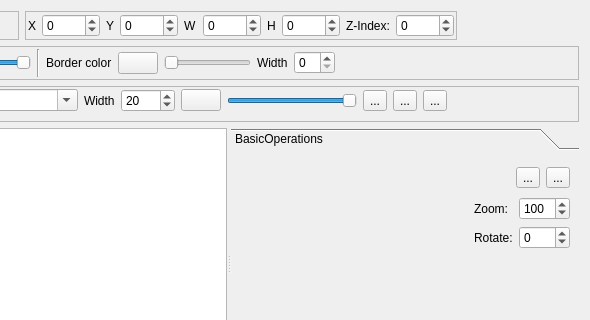
Old version of the form src/widgets/titlewidget_ui.ui in the repository KDE/kdenlive; both pictures show x 167 to 757 and y 0 to 320 of the 757 by 442 pixel window.
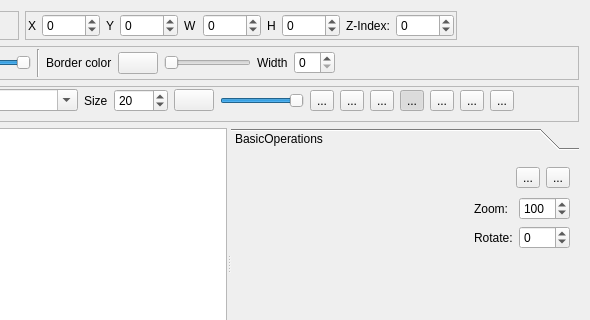
New version of the form. Custom widgets are drawn as their Qt base class.

Commit message: Updated title widget

```diff
--- a/src/widgets/titlewidget_ui.ui
+++ b/src/widgets/titlewidget_ui.ui
@@ -138,9 +138,9 @@
          <widget class="QFontComboBox" name="font_family" />
         </item>
         <item>
-         <widget class="QLabel" name="label_20" >
-          <property name="text" >
-           <string>Width</string>
+         <widget class="QLabel" name="label_20">
+          <property name="text">
+           <string>Size</string>
           </property>
          </widget>
         </item>
@@ -214,8 +214,66 @@
          </widget>
         </item>
         <item>
-         <spacer name="horizontalSpacer_2" >
-          <property name="orientation" >
+         <widget class="QToolButton" name="buttonAlignNone">
+          <property name="text">
+           <string>...</string>
+          </property>
+          <property name="checkable">
+           <bool>true</bool>
+          </property>
+          <property name="checked">
+           <bool>true</bool>
+          </property>
+          <property name="autoExclusive">
+           <bool>true</bool>
+          </property>
+         </widget>
+        </item>
+        <item>
+         <widget class="QToolButton" name="buttonAlignLeft">
+          <property name="text">
+           <string>...</string>
+          </property>
+          <property name="checkable">
+           <bool>true</bool>
+          </property>
+          <property name="checked">
+           <bool>false</bool>
+          </property>
+          <property name="autoExclusive">
+           <bool>true</bool>
+          </property>
+         </widget>
+        </item>
+        <item>
+         <widget class="QToolButton" name="buttonAlignCenter">
+          <property name="text">
+           <string>...</string>
+          </property>
+          <property name="checkable">
+           <bool>true</bool>
+          </property>
+          <property name="autoExclusive">
+           <bool>true</bool>
+          </property>
+         </widget>
+        </item>
+        <item>
+         <widget class="QToolButton" name="buttonAlignRight">
+          <property name="text">
+           <string>...</string>
+          </property>
+          <property name="checkable">
+           <bool>true</bool>
+          </property>
+          <property name="autoExclusive">
+           <bool>true</bool>
+          </property>
+         </widget>
+        </item>
+        <item>
+         <spacer name="horizontalSpacer_2">
+          <property name="orientation">
            <enum>Qt::Horizontal</enum>
           </property>
           <property name="sizeHint" stdset="0" >
@@ -808,16 +866,16 @@
   <zorder>frame_toolbar</zorder>
  </widget>
  <customwidgets>
-  <customwidget>
-   <class>KColorButton</class>
-   <extends>QPushButton</extends>
-   <header>kcolorbutton.h</header>
-  </customwidget>
   <customwidget>
    <class>KIntSpinBox</class>
    <extends>QSpinBox</extends>
    <header>knuminput.h</header>
   </customwidget>
+  <customwidget>
+   <class>KColorButton</class>
+   <extends>QPushButton</extends>
+   <header>kcolorbutton.h</header>
+  </customwidget>
  </customwidgets>
  <resources/>
  <connections>
```
Left out of the diff: 576 changed lines with no effect on the pictures.
